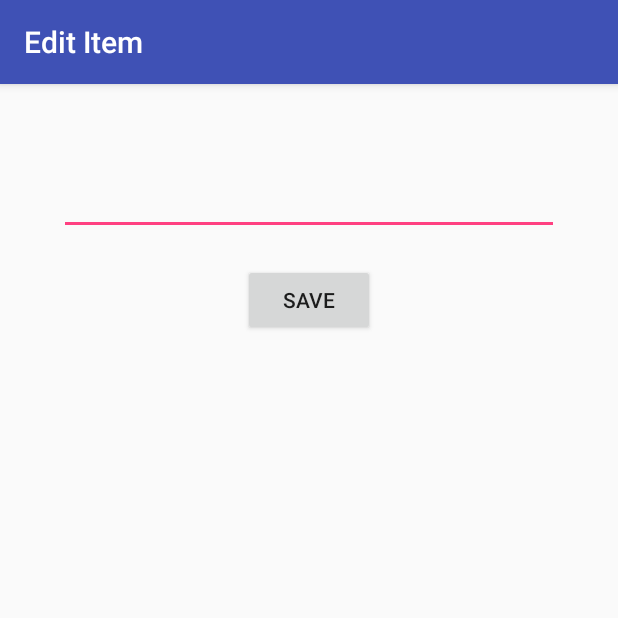
After one commit to monicatang/ToDoApplication, an Android app: the EditItemActivity screen opened directly, with no data from a screen before it, on a phone screen of 412 x 824 dp, the top half of it. The commit adds this screen. Run offline under Robolectric (Android 15) with nearby library versions, the phone set to English and light mode, and no system bars.

Commit message:
add edit item feature

```diff
--- a/app/src/main/AndroidManifest.xml
+++ b/app/src/main/AndroidManifest.xml
@@ -16,6 +16,7 @@
                 <category android:name="android.intent.category.LAUNCHER" />
             </intent-filter>
         </activity>
+        <activity android:name=".EditItemActivity"></activity>
     </application>
 
 </manifest>
--- /dev/null
+++ b/app/src/main/java/me/monicatang/todoapplication/EditItemActivity.java
@@ -0,0 +1,36 @@
+package me.monicatang.todoapplication;
+
+import android.content.Intent;
+import android.os.Bundle;
+import android.support.v7.app.AppCompatActivity;
+import android.view.View;
+import android.widget.EditText;
+
+import static me.monicatang.todoapplication.MainActivity.ITEM_POSITION;
+import static me.monicatang.todoapplication.MainActivity.ITEM_TEXT;
+
+public class EditItemActivity extends AppCompatActivity {
+    EditText etItemText;
+    int position;
+
+    @Override
+    protected void onCreate(Bundle savedInstanceState) {
+        super.onCreate(savedInstanceState);
+        setContentView(R.layout.activity_edit_item);
+
+        etItemText = (EditText) findViewById(R.id.etItemText);
+        etItemText.setText(getIntent().getStringExtra(ITEM_TEXT));
+        position = getIntent().getIntExtra(ITEM_POSITION, 0);
+        getSupportActionBar().setTitle("Edit Item");
+
+
+    }
+
+    public void onSaveItem(View v){
+        Intent data = new Intent();
+        data.putExtra(ITEM_TEXT, etItemText.getText().toString());
+        data.putExtra(ITEM_POSITION, position);
+        setResult(RESULT_OK, data);
+        finish();
+    }
+}
--- /dev/null
+++ b/app/src/main/res/layout/activity_edit_item.xml
@@ -0,0 +1,28 @@
+<?xml version="1.0" encoding="utf-8"?>
+<RelativeLayout xmlns:android="http://schemas.android.com/apk/res/android"
+    xmlns:app="http://schemas.android.com/apk/res-auto"
+    xmlns:tools="http://schemas.android.com/tools"
+    android:layout_width="match_parent"
+    android:layout_height="match_parent"
+    tools:context=".EditItemActivity">
+
+    <Button
+        android:id="@+id/btnSave"
+        android:layout_width="wrap_content"
+        android:layout_height="wrap_content"
+        android:layout_alignParentTop="true"
+        android:layout_centerHorizontal="true"
+        android:layout_marginTop="120dp"
+        android:onClick="onSaveItem"
+        android:text="Save" />
+
+    <EditText
+        android:id="@+id/etItemText"
+        android:layout_width="333dp"
+        android:layout_height="wrap_content"
+        android:layout_alignParentTop="true"
+        android:layout_centerHorizontal="true"
+        android:layout_marginTop="55dp"
+        android:ems="10"
+        android:inputType="textMultiLine" />
+</RelativeLayout>
```
Also changed, not shown: app/src/main/java/me/monicatang/todoapplication/MainActivity.java (+32 -1 lines), 1 other file.
